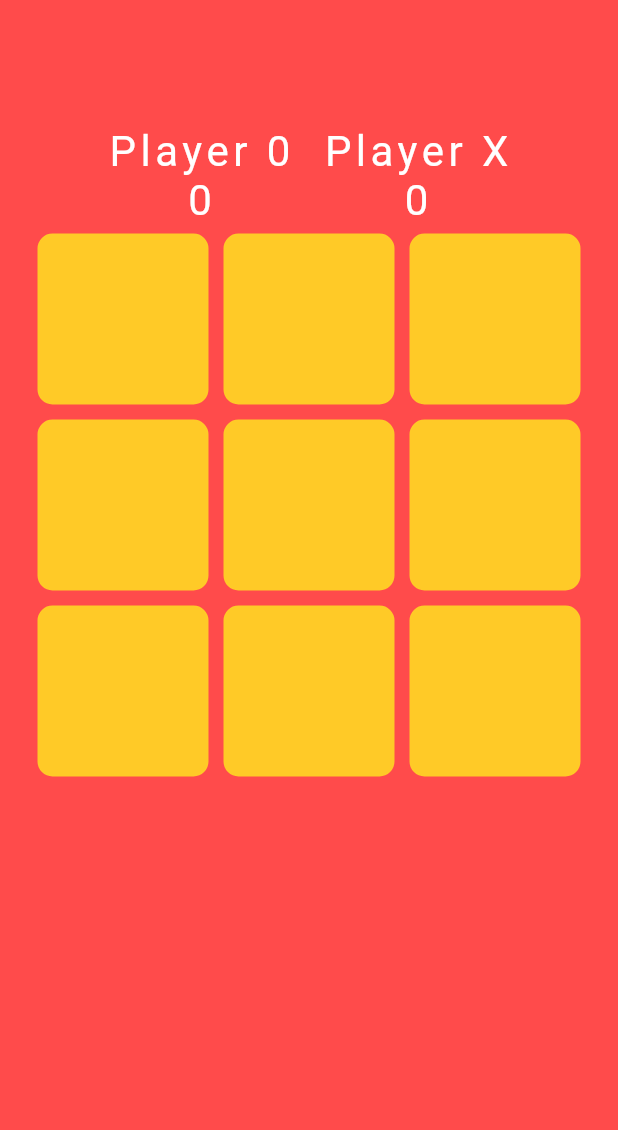
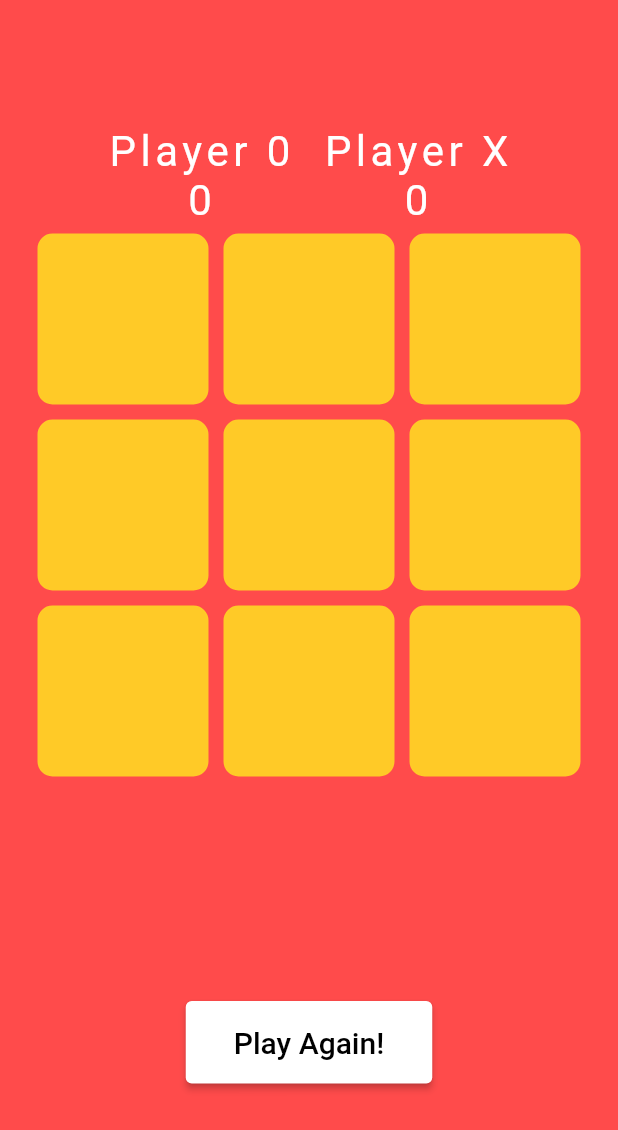
Before and after one commit to hirakjyoti08/Tic-Tac-Toe-Game, a Flutter app: the screen it shows after launch, on a phone screen of 412 x 824 dp. Shown: the top 1130 px of the screen. Run offline on Flutter 3.47's test engine with Material 2 defaults, Android fonts, the phone set to English and light mode, and no system bars; our stand-ins replace google_fonts; Roboto replaces fonts that are missing (Salsa).

Commit message:
added play again functionality

```diff
--- a/lib/game.dart
+++ b/lib/game.dart
@@ -110,9 +110,31 @@ class _GameScreenState extends State<GameScreen> {
             ),
             Expanded(
               flex: 2,
-              child: Text(
-                resultDec,
-                style: customFontWhite,
+              child: Center(
+                child: Column(
+                  mainAxisAlignment: MainAxisAlignment.center,
+                  children: [
+                    Text(
+                      resultDec,
+                      style: customFontWhite,
+                    ),
+                    SizedBox(
+                      height: 10,
+                    ),
+                    ElevatedButton(
+                        style: ElevatedButton.styleFrom(
+                            backgroundColor: Colors.white,
+                            padding: EdgeInsets.symmetric(
+                                horizontal: 32, vertical: 16)),
+                        onPressed: () {
+                          _clearBoard();
+                        },
+                        child: Text(
+                          'Play Again!',
+                          style: TextStyle(fontSize: 20, color: Colors.black),
+                        ))
+                  ],
+                ),
               ),
             ),
           ],
@@ -217,7 +239,7 @@ class _GameScreenState extends State<GameScreen> {
       });
     }
 
-    if ( !winnerFound && filledBoxed == 9) {
+    if (!winnerFound && filledBoxed == 9) {
       setState(() {
         resultDec = 'Nobody Wins XD !';
       });
@@ -232,4 +254,14 @@ class _GameScreenState extends State<GameScreen> {
     }
     winnerFound = true;
   }
+
+  void _clearBoard() {
+    setState(() {
+      for (int i = 0; i < 9; i++) {
+        displayXO[i] = '';
+      }
+      resultDec = '';
+    });
+    filledBoxed = 0;
+  }
 }
```
